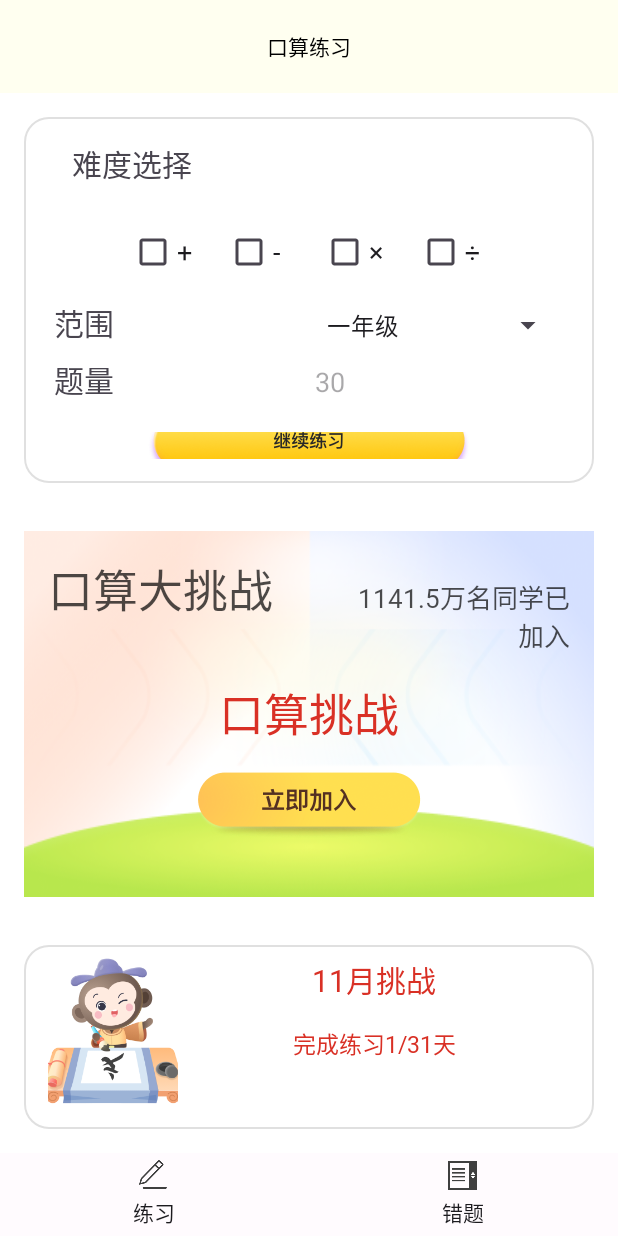
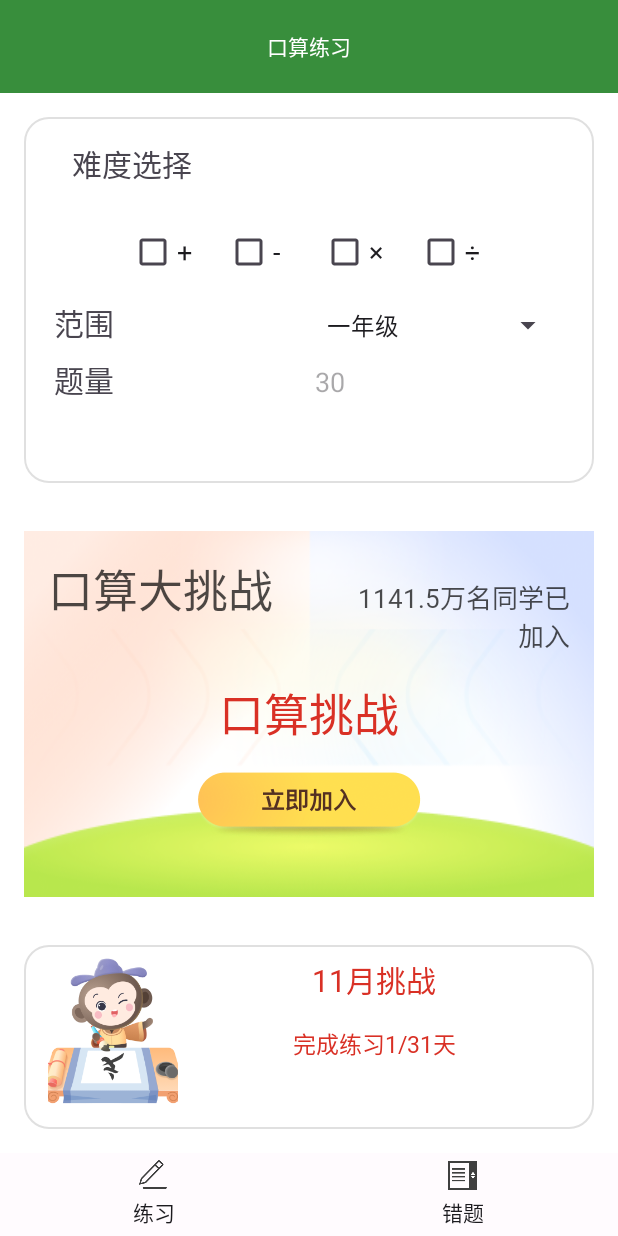
Before and after one commit to wyydcode/SoftwareEngineering, an Android app: the screen it shows after launch (MainActivity), on a phone screen of 412 x 824 dp. Run offline under Robolectric (Android 15) with nearby library versions, the phone set to English and light mode, and no system bars; Roboto replaces fonts that are not available here.

Commit message:
third commit -- 第二页面UI完工

```diff
--- a/app/src/main/java/com/example/softwareengineering/MainErrorViewModelFactory.kt
+++ b/app/src/main/java/com/example/softwareengineering/MainErrorViewModelFactory.kt
@@ -1,6 +1,7 @@
 import androidx.lifecycle.ViewModel
 import androidx.lifecycle.ViewModelProvider
 import com.example.softwareengineering.DatabaseHelper
+import com.example.softwareengineering.ThirtyQuestionChallengeViewModel
 
 class MathErrorViewModelFactory(private val dbHelper: DatabaseHelper) : ViewModelProvider.Factory {
     override fun <T : ViewModel> create(modelClass: Class<T>): T {
@@ -8,6 +9,10 @@ class MathErrorViewModelFactory(private val dbHelper: DatabaseHelper) : ViewMode
             @Suppress("UNCHECKED_CAST")
             return MathErrorViewModel(dbHelper) as T
         }
+        if (modelClass.isAssignableFrom(ThirtyQuestionChallengeViewModel::class.java)) {
+            @Suppress("UNCHECKED_CAST")
+            return ThirtyQuestionChallengeViewModel(dbHelper) as T
+        }
         throw IllegalArgumentException("Unknown ViewModel class")
     }
 }
--- a/app/src/main/java/com/example/softwareengineering/UI/screen/FirstFragment.kt
+++ b/app/src/main/java/com/example/softwareengineering/UI/screen/FirstFragment.kt
@@ -28,7 +28,6 @@ class FirstFragment : Fragment() {
         super.onViewCreated(view, savedInstanceState)
 
         val start30: ImageButton = view.findViewById(R.id.start_30) // 30题挑战按钮
-        val startExercise: ImageButton = view.findViewById(R.id.start_exercise) // 正常口算练习按钮
         val degreeSpinner: Spinner = view.findViewById(R.id.degree_choose_spinner)
         val amountChoose: TextView = view.findViewById(R.id.amount_choose)
 
@@ -78,9 +77,6 @@ class FirstFragment : Fragment() {
             startActivity(intent)
         }
 
-        startExercise.setOnClickListener {
-
-        }
     }
     private fun convertDegreeToInt(degreeText: String): Int {
         return when (degreeText) {
--- a/app/src/main/res/layout/activity_main.xml
+++ b/app/src/main/res/layout/activity_main.xml
@@ -10,9 +10,9 @@
         android:id="@+id/layout_title"
         android:layout_width="match_parent"
         android:layout_height="62dp"
-        android:background="#fffff0"
+        android:background="#388E3C"
         app:headerCenterTextSize="14dp"
-        app:headerCenterTextColor="#000000"
+        app:headerCenterTextColor="#ffffff"
         app:headerCenterTitle="口算练习"
         app:headerCenterTitle2Visibility="gone" />
 
--- a/app/src/main/res/layout/first_fragment.xml
+++ b/app/src/main/res/layout/first_fragment.xml
@@ -116,19 +116,7 @@
             </LinearLayout>
 
 
-            <FrameLayout
-                android:layout_width="wrap_content"
-                android:layout_height="wrap_content"
-                android:layout_gravity="center_horizontal">
-                <ImageButton
-                    android:id="@+id/start_exercise"
-                    android:layout_width="wrap_content"
-                    android:layout_height="wrap_content"
-                    android:src="@drawable/leo_study_view_back_btn"
-                    android:background="@null"
-                    android:layout_margin="16dp"
-                    android:layout_gravity="center_horizontal"/>
-            </FrameLayout>
+
 
 
         </LinearLayout>
```
